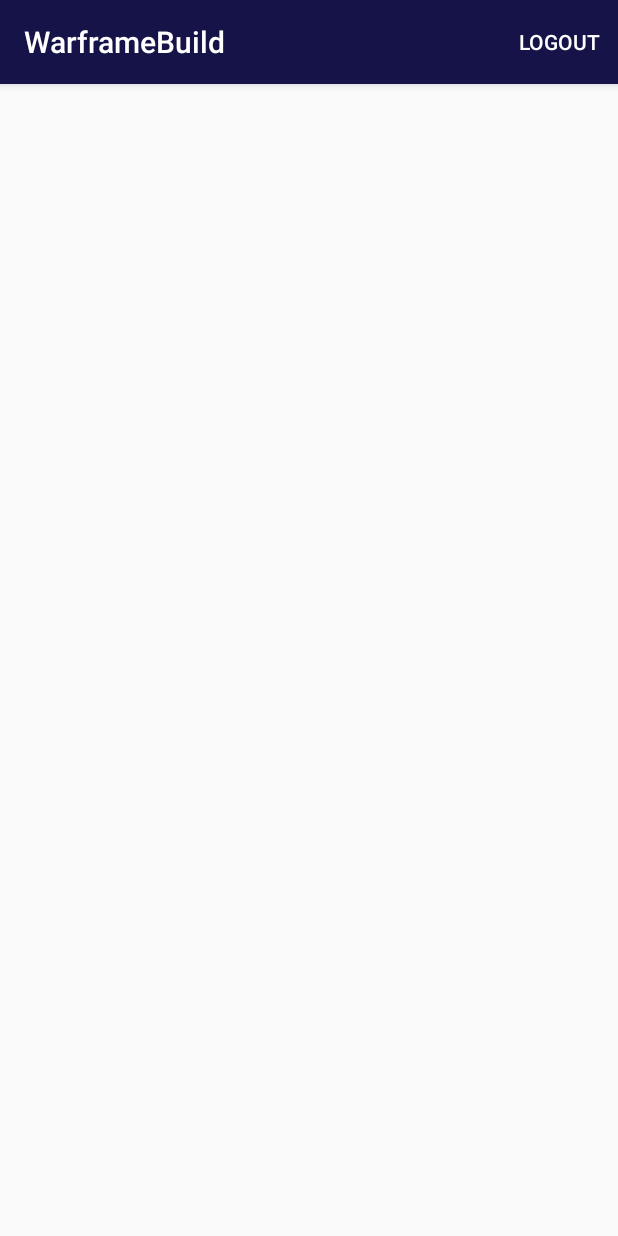
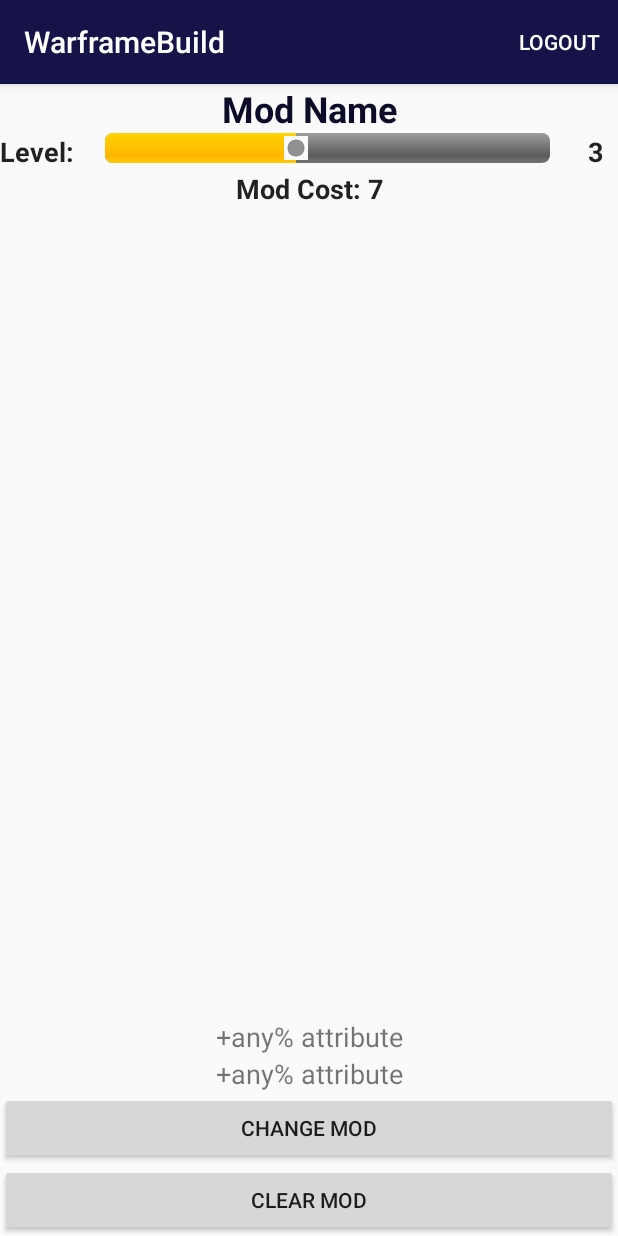
Before and after one commit to NomBytes/WarframeBuild, an Android app: the fragment LoadoutCreateFragment placed in its activity, after a tap on "AURA MOD", on a phone screen of 412 x 824 dp. Run offline under Robolectric (Android 15) with nearby library versions, the phone set to English and light mode, and no system bars.

```diff
--- a/app/src/main/java/com/example/nombi/warframebuild/LoadoutCreateFragment.java
+++ b/app/src/main/java/com/example/nombi/warframebuild/LoadoutCreateFragment.java
@@ -5,10 +5,13 @@
 import android.os.Bundle;
 import android.support.design.widget.FloatingActionButton;
 import android.support.v4.app.Fragment;
+import android.util.Log;
 import android.view.LayoutInflater;
 import android.view.View;
 import android.view.ViewGroup;
 import android.widget.Button;
+
+import com.example.nombi.warframebuild.loadout.Mod;
 
 
 /**
@@ -25,6 +28,13 @@
     private static final String ARG_PARAM1 = "param1";
     private static final String ARG_PARAM2 = "param2";
 
+    public static final String MOD_SELECTED = "selected_mod";
+
+    Button mod1Button;
+    Button mod2Button;
+    Button mod3Button;
+    Button mod4Button;
+
     Fragment FRAG = new WarframeFragment();
 
     // TODO: Rename and change types of parameters
@@ -37,7 +47,7 @@
 
         @Override
         public void onClick(final View v) {
-            Fragment modFragment = new ModFragment();
+            Fragment modFragment = new ModDetailFragment();
             getActivity().getSupportFragmentManager()
                     .beginTransaction()
                     .addToBackStack(null)
@@ -88,9 +98,11 @@
 
         Button warframe_b = (Button) view.findViewById(R.id.warframe_button);
 
-        Button mod1Button = (Button) view.findViewById(R.id.mod1);
+        mod1Button = (Button) view.findViewById(R.id.mod1);
 
         mod1Button.setOnClickListener(onClickListener);
+
+        mod2Button = (Button) view.findViewById(R.id.mod2);
 
         FloatingActionButton floatingActionButton = (FloatingActionButton)
                 getActivity().findViewById(R.id.fab);
@@ -110,6 +122,39 @@
 
         return view;
     }
+    /*
+    @Override
+    public void onStart() {
+        super.onStart();
+
+        // During startup, check if there are arguments passed to the fragment.
+        // onStart is a good place to do this because the layout has already been
+        // applied to the fragment at this point so we can safely call the method
+        // below that sets the article text.
+        Bundle args = getArguments();
+        if (args != null) {
+            // Set article based on argument passed in
+            updateView((Mod) args.getSerializable(MOD_SELECTED));
+        }
+    }
+
+    public void updateView(Mod m) {
+        if (m != null) {
+            Log.d("udate view editfragment","course not null");
+            mod1Button.setText(m.getMyName());
+
+            //mCourseIdEditText.setText(course.getCourseId());
+           // mCourseShortDescEditText .setText(course.getShortDescription());
+            //mCourseLongDescEditText.setText(course.getLongDescription());
+           // mCoursePrereqsEditText.setText(course.getPreReqs());
+
+        }
+
+        //bun.putString("id",mCourseIdTextView.toString());
+
+    }
+    */
+
 
     // TODO: Rename method, update argument and hook method into UI event
     public void onButtonPressed(Uri uri) {
--- a/app/src/main/java/com/example/nombi/warframebuild/ModDetailFragment.java
+++ b/app/src/main/java/com/example/nombi/warframebuild/ModDetailFragment.java
@@ -7,6 +7,7 @@
 import android.view.LayoutInflater;
 import android.view.View;
 import android.view.ViewGroup;
+import android.widget.Button;
 
 import com.example.nombi.warframebuild.loadout.Mod;
 
@@ -29,8 +30,9 @@
     // TODO: Rename and change types of parameters
     private String mParam1;
     private String mParam2;
-
+    Button changeMod;
     private OnFragmentInteractionListener mListener;
+    ModFragment modFrag = new ModFragment();
 
     public ModDetailFragment() {
         // Required empty public constructor
@@ -67,7 +69,21 @@
     public View onCreateView(LayoutInflater inflater, ViewGroup container,
                              Bundle savedInstanceState) {
         // Inflate the layout for this fragment
-        return inflater.inflate(R.layout.fragment_mod_detail, container, false);
+        View v = inflater.inflate(R.layout.fragment_mod_detail, container, false);
+        changeMod = (Button) v.findViewById(R.id.change_mod_button);
+
+        changeMod.setOnClickListener(new View.OnClickListener(){
+            public void onClick(View view){
+                getActivity().getSupportFragmentManager()
+                        .beginTransaction()
+                        .addToBackStack(null)
+                        .replace(R.id.fragment_container, modFrag)
+                        .commit();
+            }
+        });
+        return v;
+
+
     }
 
     // TODO: Rename method, update argument and hook method into UI event
```
Also changed, not shown: app/src/main/java/com/example/nombi/warframebuild/MenuActivity.java (+16 -1 lines), app/src/main/java/com/example/nombi/warframebuild/WarframeDetailFragment.java (+41 -0 lines).
